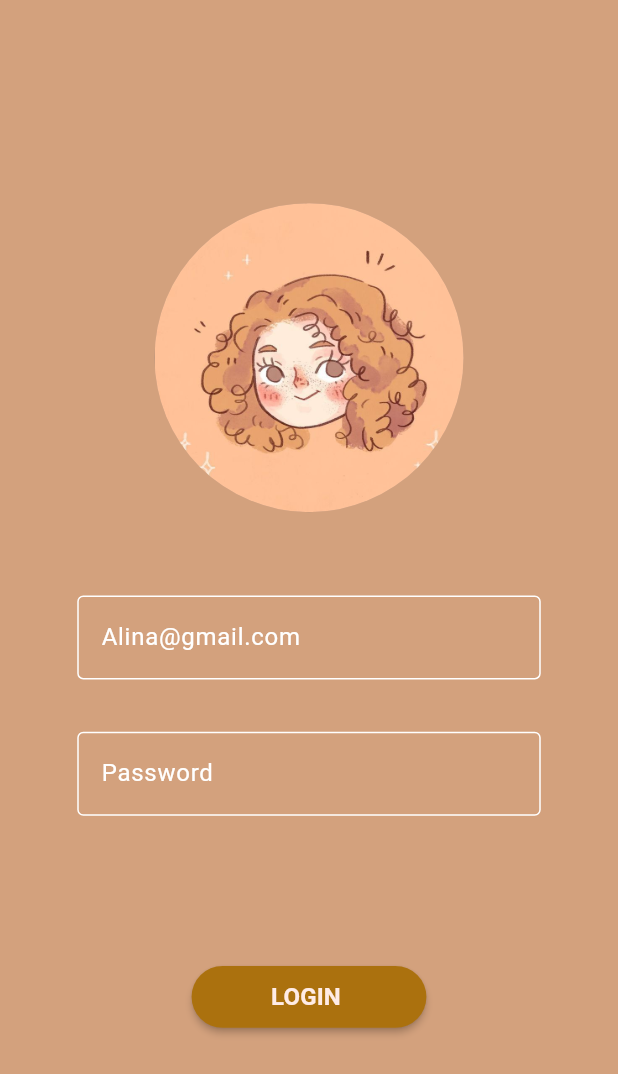
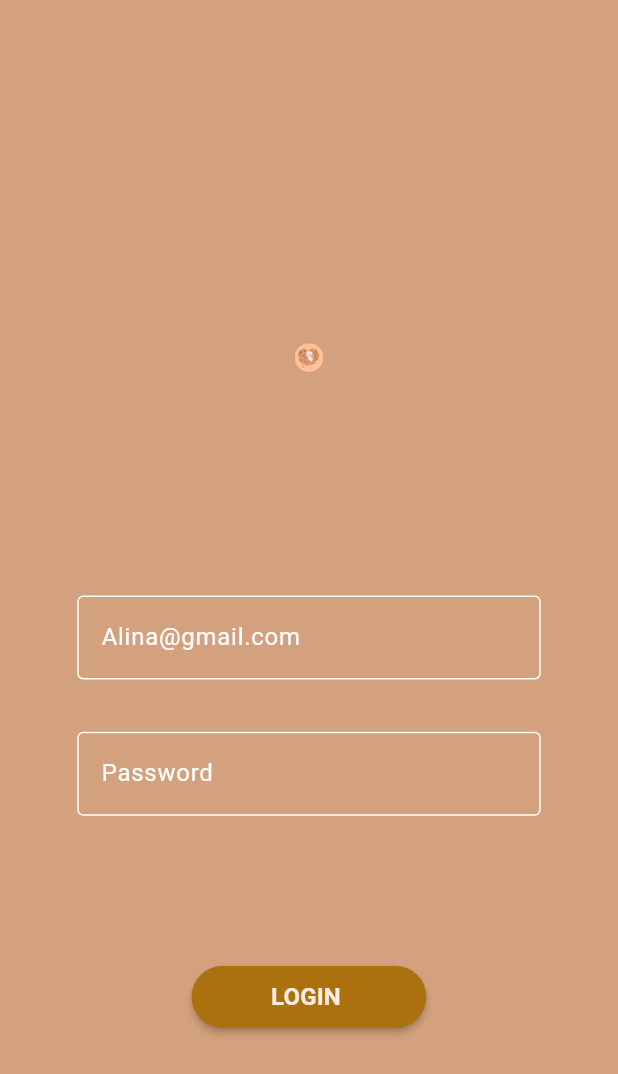
Before and after one commit to himayajawad19/Authify, a Flutter app: the first screen one second after launch, on a phone screen of 412 x 824 dp. Shown: the top 1074 px of the screen. Run offline on Flutter 3.47's test engine with Material 3 defaults, Android fonts, the phone set to English and light mode, and no system bars.

Commit message:
New changes

```diff
--- a/lib/main.dart
+++ b/lib/main.dart
@@ -14,7 +14,7 @@ class MyApp extends StatelessWidget {
     return MaterialApp(
       title: 'Authify',
       theme: ThemeData(),
-      home: LoginPage(),
+      home: AnimatedLoginPage(),
     );
   }
 }
--- a/lib/pages/login_page.dart
+++ b/lib/pages/login_page.dart
@@ -1,9 +1,53 @@
+import 'dart:math';
+
 import 'package:flutter/material.dart';
+
+import '../pages/utils/animiations/login_page_animations.dart';
+
+class AnimatedLoginPage extends StatefulWidget {
+  // const AnimatedLoginPage({super.key});
+
+  @override
+  State<AnimatedLoginPage> createState() => _AnimatedLoginPageState();
+}
+
+class _AnimatedLoginPageState extends State<AnimatedLoginPage>
+    with SingleTickerProviderStateMixin {
+  late AnimationController _controller;
+  @override
+  void initState() {
+    // TODO: implement initState
+    super.initState();
+    _controller = AnimationController(
+        vsync: this,
+        duration: Duration(seconds: 2),
+        reverseDuration: Duration(milliseconds: 200));
+  }
+
+  @override
+  void dispose() {
+    // TODO: implement dispose
+    super.dispose();
+    _controller.dispose();
+  }
+
+  @override
+  Widget build(BuildContext context) {
+    return LoginPage(_controller);
+  }
+}
 
 class LoginPage extends StatelessWidget {
   late double deviceheight;
   late double devicewidth;
   Color primaryColor = Color.fromRGBO(211, 161, 125, 1);
+  late AnimationController _controller;
+  late EnterAnimation animation;
+  LoginPage(_controller) {
+    _controller = _controller;
+    animation = EnterAnimation(_controller);
+    _controller.forward();
+  }
 
   @override
   Widget build(BuildContext context) {
@@ -37,7 +81,14 @@ class LoginPage extends StatelessWidget {
 
   Widget _avatarWidget() {
     double circleD = deviceheight * 0.25;
-    return Container(
+    return AnimatedBuilder(
+        animation: animation.controller,
+        builder: (BuildContext _context, Widget? _widget) {
+          return Transform(
+              alignment: Alignment.center,
+              transform: Matrix4.diagonal3Values(
+                  animation.circleSzie.value, animation.circleSzie.value, 1),
+              child: Container(
                 height: circleD,
                 width: circleD,
                 decoration: BoxDecoration(
@@ -45,7 +96,8 @@ class LoginPage extends StatelessWidget {
                     borderRadius: BorderRadius.circular(500),
                     image: DecorationImage(
                         image: AssetImage('assets/images/download.jpeg'))),
-    );
+              ));
+        });
   }
 
   Widget _emailTextFeildWidget() {
--- /dev/null
+++ b/lib/pages/utils/animiations/login_page_animations.dart
@@ -0,0 +1,11 @@
+import 'package:flutter/material.dart';
+
+class EnterAnimation {
+  late AnimationController controller;
+  late Animation<double> circleSzie;
+
+  EnterAnimation(this.controller) {
+    circleSzie = Tween<double>(begin: 0, end: 1)
+        .animate(CurvedAnimation(parent: controller, curve: Curves.easeInBack));
+  }
+}
```
Lines whose indentation alone changed are shown as unchanged.
